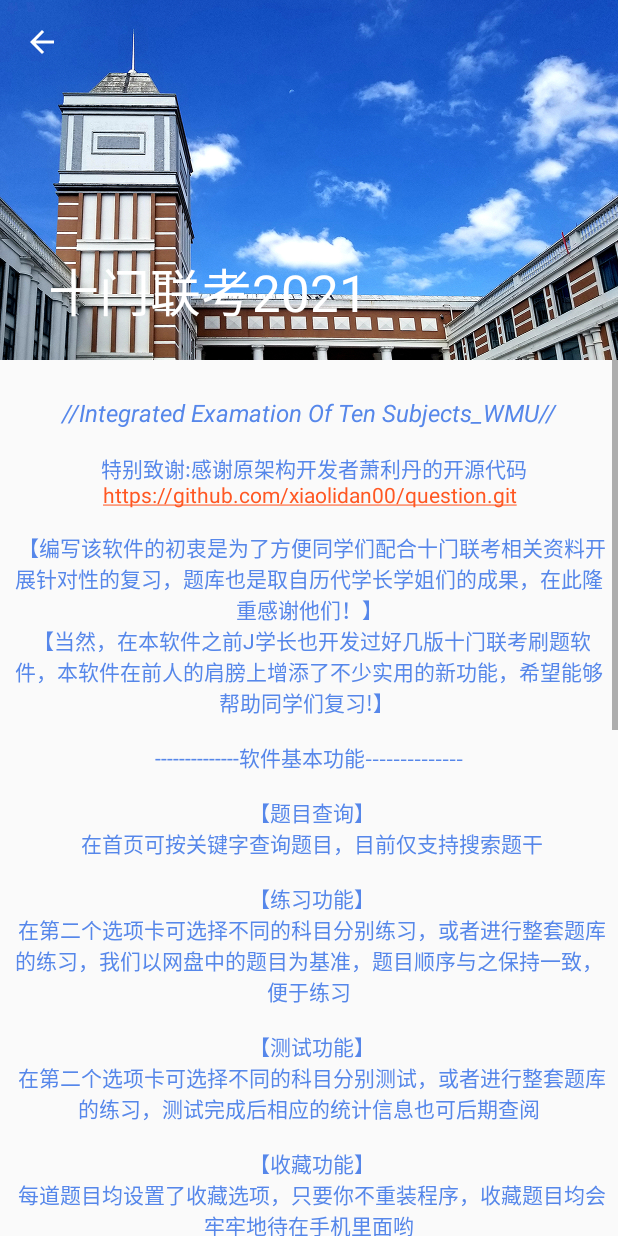
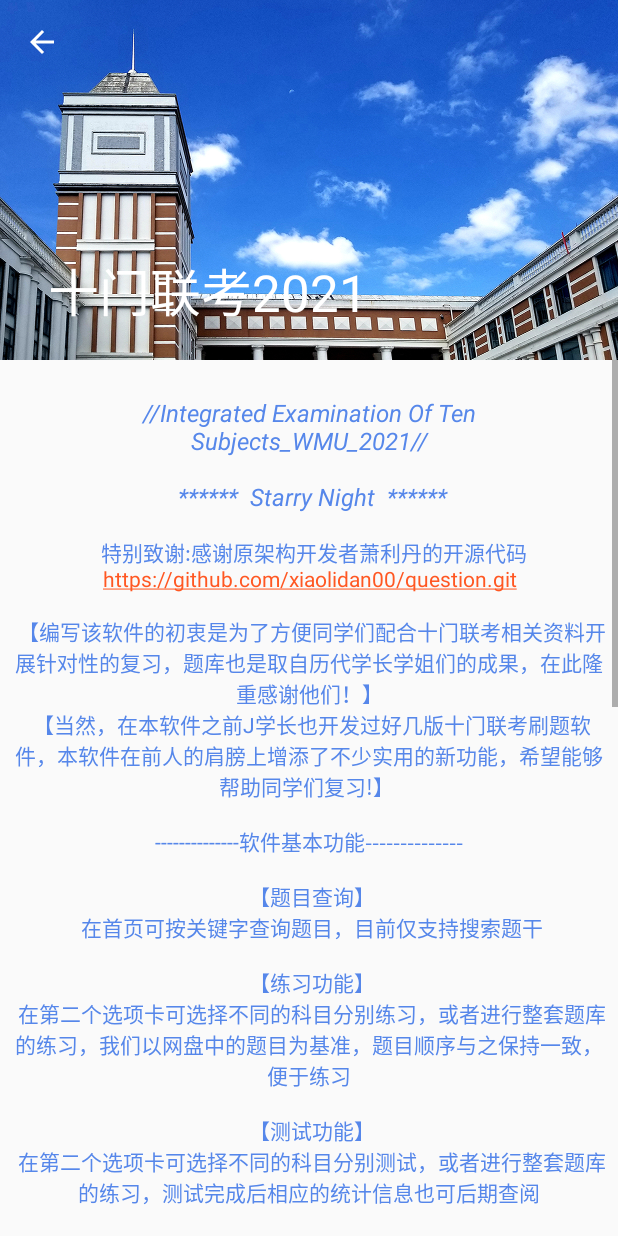
Before and after one commit to jerryzuo0214/Integrated_Examination_Of_Ten_Subjects_WMU, an Android app: the SettingActivity screen opened directly, with no data from a screen before it, on a phone screen of 412 x 824 dp. Run offline under Robolectric (Android 15) with nearby library versions, the phone set to English and light mode, and no system bars.

Commit message:
一些小的改善，为发布做准备

```diff
--- a/app/src/main/res/layout/activity_setting.xml
+++ b/app/src/main/res/layout/activity_setting.xml
@@ -23,7 +23,7 @@
             android:layout_height="wrap_content"
             android:gravity="center"
             android:padding="16dp"
-            android:text="//Integrated Examation Of Ten Subjects_WMU//"
+            android:text="//Integrated Examination Of Ten Subjects_WMU_2021//\n\n ******  Starry Night  ******"
             android:textColor="@color/colorPrimaryDark"
             android:textSize="16sp"
             android:textStyle="italic" />
--- a/app/src/main/res/values/strings.xml
+++ b/app/src/main/res/values/strings.xml
@@ -35,7 +35,7 @@
 ---------有关软件详细操作请看链接---------
 \n
 \n
-<a href='https://github.com/jerryzuo0214/Integrated_Examation_Of_Ten_Subjects_WMU/wiki'>https://github.com/jerryzuo0214/Integrated_Examation_Of_Ten_Subjects_WMU/wiki</a>
+<a href='https://github.com/jerryzuo0214/Integrated_Examination_Of_Ten_Subjects_WMU/wiki'>https://github.com/jerryzuo0214/Integrated_Examination_Of_Ten_Subjects_WMU/wiki</a>
 \n
 \n
 ---------------我是分割线---------------
@@ -43,7 +43,7 @@
 \n
 本软件题库采用了SQLite组建，理论上在后期可以便捷的更新题库，所以软件的命名包含了年份，方便后期维护。\n\n
 当然开发组能力有限，所以我们将工程开源到了GitHub，希望后来者能够一起维护。\n
-<a href='https://github.com/jerryzuo0214/Integrated_Examation_Of_Ten_Subjects_WMU'>https://github.com/jerryzuo0214/Integrated_Examation_Of_Ten_Subjects_WMU</a>
+<a href='https://github.com/jerryzuo0214/Integrated_Examination_Of_Ten_Subjects_WMU'>https://github.com/jerryzuo0214/Integrated_Examination_Of_Ten_Subjects_WMU</a>
 \n
 \n
 ---------------开发者名单---------------\n
@@ -61,8 +61,8 @@
 <a href='https://github.com/linandxi '>https://github.com/linandxi </a>
 \n
 \n
-当然这个软件还是主要献给我们可爱的第一临床医学院信息与工程学院 2017级 临床医学（5+3）一体化 1班大家庭，希望各位小可爱们在十门联考中取得好成绩！\n\n
-也希望所有看到这里的小可爱都能取得好成绩！\n
-
+当然这个软件还是主要献给我们可爱的第一临床医学院(信息与工程学院) 2017级 临床医学（5+3）一体化 1班大家庭，希望各位小可爱们在十门联考中取得好成绩！\n\n
+也希望所有看到这里的小可爱都能取得好成绩！\n\n
+应用内图像版权所有@JERRY @蔡强军 2021 \n
     </string>
 </resources>
```
